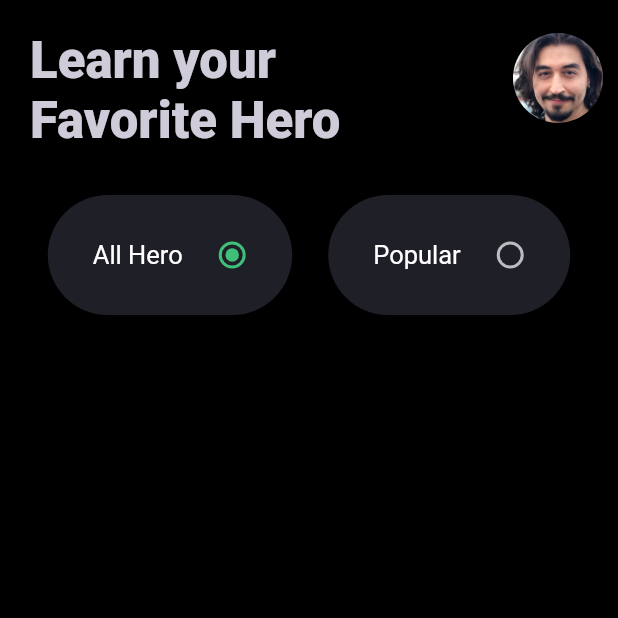
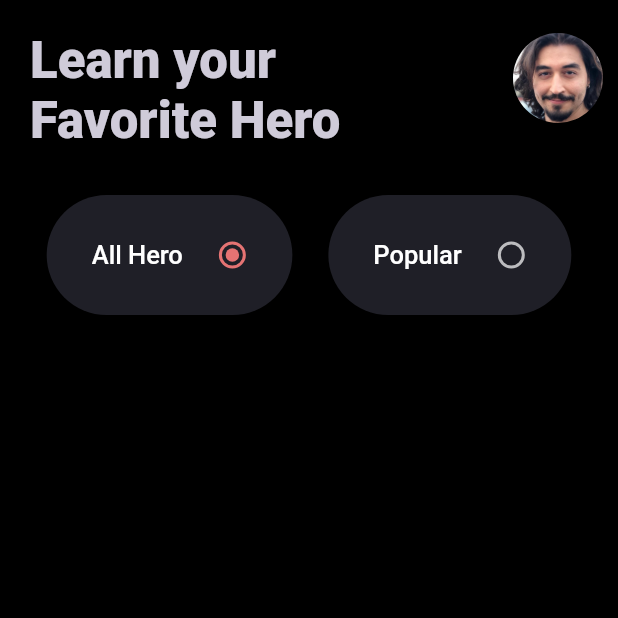
Before and after one commit to emreerkmen/dota_2_hero_app, a Flutter app: the screen it shows after launch, on a phone screen of 412 x 824 dp, the top half of it. Run offline on Flutter 3.47's test engine with Material 2 defaults, Android fonts, the phone set to English and light mode, and no system bars; our stand-ins replace google_fonts.

Commit message:
Theme data is fixed for raido button.

```diff
--- a/lib/components/hero_list_type.dart
+++ b/lib/components/hero_list_type.dart
@@ -1,4 +1,3 @@
-import 'package:dota_2_hero_app/components/color_container.dart';
 import 'package:flutter/material.dart';
 
 enum HeroList { allHero, popular }
@@ -21,7 +20,7 @@ class _HeroListTypeState extends State<HeroListType> {
                 const EdgeInsets.symmetric(horizontal: 12.0, vertical: 10.0),
             child: Container(
               decoration: BoxDecoration(
-                color: Color(0xff1F1F27),
+                color: Theme.of(context).accentColor,
                 borderRadius: BorderRadius.all(Radius.circular(50.0)),
               ),
               child: Padding(
@@ -32,7 +31,7 @@ class _HeroListTypeState extends State<HeroListType> {
                       padding: const EdgeInsets.only(right: 13.0),
                       child: Text(
                         'All Hero',
-                        style: TextStyle(fontSize: 17.0),
+                        style: Theme.of(context).textTheme.bodyText1,
                       ),
                     ),
                     Radio(
@@ -44,6 +43,7 @@ class _HeroListTypeState extends State<HeroListType> {
                           _listType = value;
                         });
                       },
+                      activeColor: Colors.red[300],
                     ),
                   ],
                 ),
@@ -55,7 +55,7 @@ class _HeroListTypeState extends State<HeroListType> {
                 const EdgeInsets.symmetric(horizontal: 12.0, vertical: 10.0),
             child: Container(
               decoration: BoxDecoration(
-                color: Color(0xff1F1F27),
+                color: Theme.of(context).accentColor,
                 borderRadius: BorderRadius.all(Radius.circular(50.0)),
               ),
               child: Padding(
@@ -66,7 +66,7 @@ class _HeroListTypeState extends State<HeroListType> {
                       padding: const EdgeInsets.only(right: 13.0),
                       child: Text(
                         'Popular',
-                        style: TextStyle(fontSize: 17.0),
+                        style: Theme.of(context).textTheme.bodyText1,
                       ),
                     ),
                     Radio(
@@ -78,6 +78,9 @@ class _HeroListTypeState extends State<HeroListType> {
                           _listType = value;
                         });
                       },
+                      activeColor: Colors.red[300],
+                      focusColor: Colors.yellow,
+                      hoverColor: Colors.yellow,
                     ),
                   ],
                 ),
--- a/lib/final/theme_final.dart
+++ b/lib/final/theme_final.dart
@@ -3,10 +3,9 @@ import 'package:google_fonts/google_fonts.dart';
 
 final ThemeData darkTheme = ThemeData.dark().copyWith(
     primaryColor: Colors.black,
-    accentColor: Color(0xff40bf7a),
+    accentColor: Color(0xff1F1F27),
     textTheme: TextTheme(
       headline3: TextStyle(color: Color(0xffCFCBD9)),
-      //headline4: TextStyle(color: Color(0xffCFCBD9)),
       headline4: GoogleFonts.bungeeInline(
         fontWeight: FontWeight.w600,
         color: Color(0xffCFCBD9),
@@ -14,21 +13,24 @@ final ThemeData darkTheme = ThemeData.dark().copyWith(
       headline6: TextStyle(color: Color(0xffCFCBD9)),
       subtitle2: TextStyle(color: Colors.white),
       subtitle1: TextStyle(color: Color(0xff40bf7a)),
+      bodyText1: TextStyle(fontSize: 17.0, color: Colors.white),
     ),
     appBarTheme: AppBarTheme(color: Color(0xff1f655d)));
 
 final ThemeData lightTheme = ThemeData.light().copyWith(
   primaryColor: Color(0xfff5f5f5),
-  accentColor: Color(0xff40bf7a),
+  accentColor: Color(0xff60567a),
+  unselectedWidgetColor: Colors.white,//For Radio button inactive color.
   textTheme: TextTheme(
     headline3: TextStyle(color: Color(0xff857e96)),
     headline4: GoogleFonts.bungeeInline(
-        fontWeight: FontWeight.w600,
-        color: Color(0xff857e96),
-      ),
+      fontWeight: FontWeight.w600,
+      color: Color(0xff857e96),
+    ),
     headline6: TextStyle(color: Color(0xff857e96)),
     subtitle2: TextStyle(color: Colors.grey),
     subtitle1: TextStyle(color: Colors.white),
+    bodyText1: TextStyle(fontSize: 17.0, color: Colors.white),
   ),
   appBarTheme: AppBarTheme(
       color: Color(0xff1f655d),
```
